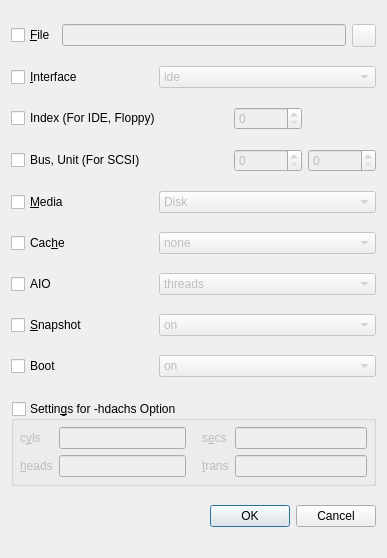
This is src/Add_New_Device_Window.ui in tobimensch/aqemu as Qt 5 draws it before an edit. The edited form follows.
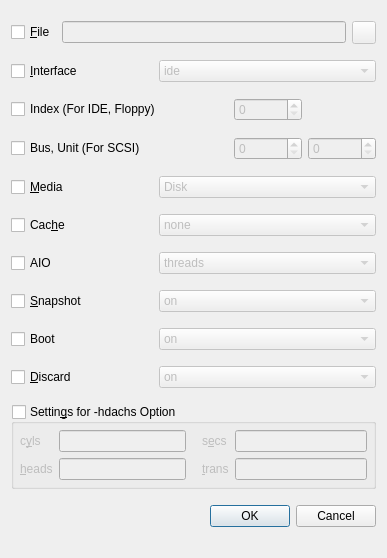
This is the edited form. Icons and pictures are not drawn. Custom widgets are drawn as their Qt base class.

Commit message: Added support for the drive discard option. Thanks to a patch by Boris Jakubith <runkharr@googlemail.com> .

```diff
--- a/src/Add_New_Device_Window.ui
+++ b/src/Add_New_Device_Window.ui
@@ -445,6 +445,30 @@
      </item>
     </layout>
    </item>
+   <item row="9" column="0">
+    <widget class="QCheckBox" name="CH_Discard">
+     <property name="text">
+      <string>&amp;Discard</string>
+     </property>
+    </widget>
+   </item>
+   <item row="9" column="2" colspan="3">
+    <widget class="QComboBox" name="CB_Discard">
+     <property name="enabled">
+      <bool>false</bool>
+     </property>
+     <item>
+      <property name="text">
+       <string>on</string>
+      </property>
+     </item>
+     <item>
+      <property name="text">
+       <string>off</string>
+      </property>
+     </item>
+    </widget>
+   </item>
   </layout>
  </widget>
  <customwidgets>
```
Left out of the diff: 16 changed lines with no effect on the pictures. The commit also changes 4 other files.
